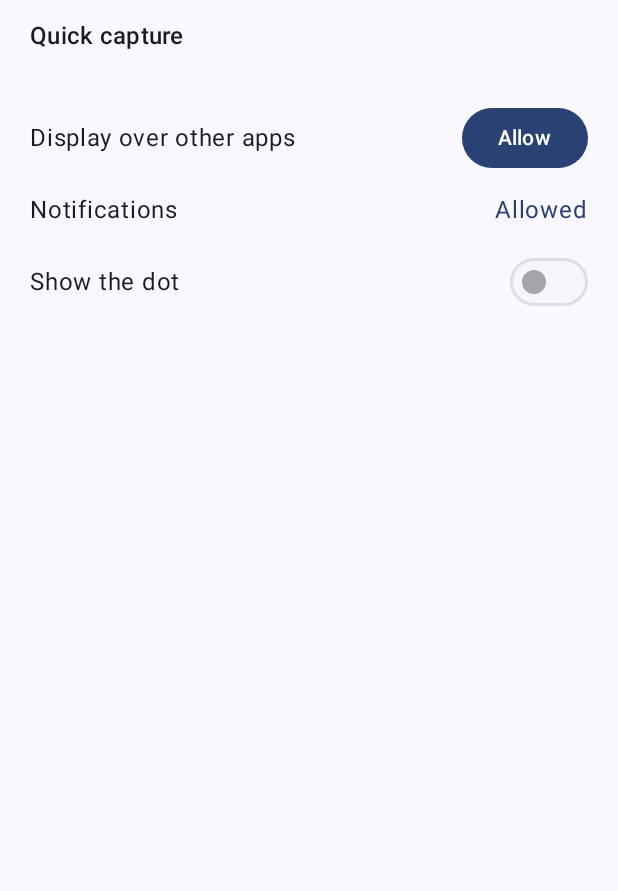
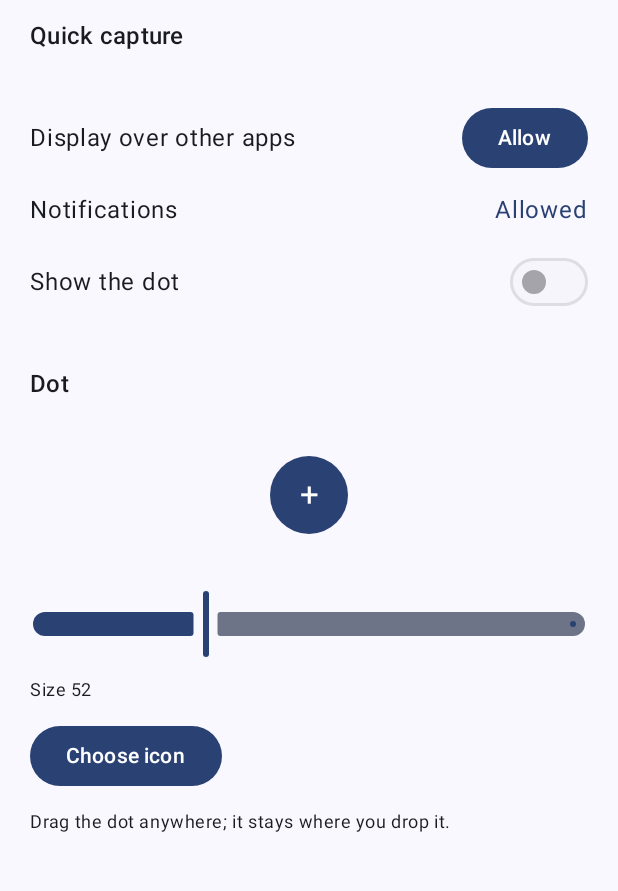
Before and after one commit to akashKawalkar/aside-android, an Android app built with Jetpack Compose: the screen it shows after launch (MainActivity), on a phone screen of 412 x 824 dp, the part 84-975 px from its top. Run offline under Robolectric (Android 15) with nearby library versions, the phone set to English and light mode, and no system bars; our stand-ins replace Room's generated code.

Commit message:
Dot stays where dropped, adjustable size, custom icon

```diff
--- a/app/src/main/java/com/akash/aside/MainActivity.kt
+++ b/app/src/main/java/com/akash/aside/MainActivity.kt
@@ -11,8 +11,21 @@ import androidx.activity.compose.rememberLauncherForActivityResult
 import androidx.activity.compose.setContent
 import androidx.activity.enableEdgeToEdge
 import androidx.activity.result.contract.ActivityResultContracts
+import android.widget.Toast
+import androidx.compose.foundation.Image
+import androidx.compose.foundation.background
 import androidx.compose.foundation.layout.Arrangement
+import androidx.compose.foundation.layout.Box
 import androidx.compose.foundation.layout.Column
+import androidx.compose.foundation.layout.size
+import androidx.compose.foundation.shape.CircleShape
+import androidx.compose.material3.OutlinedButton
+import androidx.compose.material3.Slider
+import androidx.compose.runtime.mutableFloatStateOf
+import androidx.compose.ui.draw.clip
+import androidx.compose.ui.graphics.asImageBitmap
+import com.akash.aside.overlay.DotIcon
+import kotlin.math.roundToInt
 import androidx.compose.foundation.layout.Row
 import androidx.compose.foundation.layout.Spacer
 import androidx.compose.foundation.layout.fillMaxSize
@@ -101,7 +114,48 @@ fun SetupScreen(modifier: Modifier = Modifier) {
                 },
             )
         }
+
+        AppearanceSection()
     }
+}
+
+/** Size and picture of the dot. The running service redraws as soon as either changes. */
+@Composable
+private fun AppearanceSection() {
+    val ctx = LocalContext.current
+    var sizeDp by remember { mutableFloatStateOf(Prefs.dotSizeDp(ctx).toFloat()) }
+    var icon by remember { mutableStateOf(DotIcon.load(ctx)) }
+    val picker = rememberLauncherForActivityResult(ActivityResultContracts.GetContent()) { uri ->
+        if (uri != null) {
+            if (DotIcon.import(ctx, uri)) icon = DotIcon.load(ctx)
+            else Toast.makeText(ctx, "That picture could not be read", Toast.LENGTH_SHORT).show()
+        }
+    }
+
+    Spacer(Modifier.height(8.dp))
+    Text("Dot", style = MaterialTheme.typography.titleMedium)
+    Box(Modifier.fillMaxWidth().height(100.dp), contentAlignment = Alignment.Center) {
+        val bmp = icon
+        if (bmp != null) {
+            Image(bmp.asImageBitmap(), contentDescription = "Your dot icon", modifier = Modifier.size(sizeDp.dp))
+        } else {
+            Box(Modifier.size(sizeDp.dp).clip(CircleShape).background(MaterialTheme.colorScheme.primary), contentAlignment = Alignment.Center) {
+                Text("+", color = MaterialTheme.colorScheme.onPrimary, style = MaterialTheme.typography.titleLarge)
+            }
+        }
+    }
+    Slider(
+        value = sizeDp,
+        onValueChange = { sizeDp = it },
+        onValueChangeFinished = { Prefs.setDotSizeDp(ctx, sizeDp.roundToInt()) },
+        valueRange = Prefs.SIZE_MIN.toFloat()..Prefs.SIZE_MAX.toFloat(),
+    )
+    Text("Size ${sizeDp.roundToInt()}", style = MaterialTheme.typography.bodySmall)
+    Row(horizontalArrangement = Arrangement.spacedBy(12.dp)) {
+        Button(onClick = { picker.launch("image/*") }) { Text("Choose icon") }
+        if (icon != null) OutlinedButton(onClick = { DotIcon.clear(ctx); icon = null }) { Text("Use default") }
+    }
+    Text("Drag the dot anywhere; it stays where you drop it.", style = MaterialTheme.typography.bodySmall)
 }
 
 @Composable
--- a/app/src/main/java/com/akash/aside/Prefs.kt
+++ b/app/src/main/java/com/akash/aside/Prefs.kt
@@ -1,17 +1,32 @@
 package com.akash.aside
 
 import android.content.Context
+import android.content.SharedPreferences
 
 /** Tiny settings that outlive the process. */
 object Prefs {
-    private fun sp(c: Context) = c.getSharedPreferences("aside", Context.MODE_PRIVATE)
+    const val KEY_DOT_SIZE = "dot_size_dp"
+    const val KEY_ICON_VERSION = "icon_version"
+    const val SIZE_MIN = 32
+    const val SIZE_MAX = 96
+    const val SIZE_DEFAULT = 52
+
+    fun raw(c: Context): SharedPreferences = c.getSharedPreferences("aside", Context.MODE_PRIVATE)
+    private fun sp(c: Context) = raw(c)
 
     /** The user wants the floating dot (set on the setup screen; a drag-to-hide does not change it). */
     fun wantDot(c: Context) = sp(c).getBoolean("want_dot", false)
     fun setWantDot(c: Context, v: Boolean) = sp(c).edit().putBoolean("want_dot", v).apply()
 
-    fun dotRight(c: Context) = sp(c).getBoolean("dot_right", true)
+    /** Where the dot sits, as a fraction of the free screen space (so it stays put when the screen rotates). */
+    fun dotX(c: Context) = sp(c).getFloat("dot_x", 1f)
     fun dotY(c: Context) = sp(c).getFloat("dot_y", 0.4f)
-    fun setDot(c: Context, right: Boolean, yFraction: Float) =
-        sp(c).edit().putBoolean("dot_right", right).putFloat("dot_y", yFraction).apply()
+    fun setDotPos(c: Context, x: Float, y: Float) = sp(c).edit().putFloat("dot_x", x).putFloat("dot_y", y).apply()
+
+    fun dotSizeDp(c: Context) = sp(c).getInt(KEY_DOT_SIZE, SIZE_DEFAULT).coerceIn(SIZE_MIN, SIZE_MAX)
+    fun setDotSizeDp(c: Context, v: Int) = sp(c).edit().putInt(KEY_DOT_SIZE, v.coerceIn(SIZE_MIN, SIZE_MAX)).apply()
+
+    /** Bumped whenever the custom icon file changes, so a running service knows to redraw. */
+    fun iconVersion(c: Context) = sp(c).getInt(KEY_ICON_VERSION, 0)
+    fun bumpIconVersion(c: Context) = sp(c).edit().putInt(KEY_ICON_VERSION, iconVersion(c) + 1).apply()
 }
```
Also changed, not shown: app/src/main/java/com/akash/aside/overlay/CaptureService.kt (+9 -0 lines), app/src/main/java/com/akash/aside/overlay/DotController.kt (+45 -38 lines), app/src/main/java/com/akash/aside/overlay/DotIcon.kt (added, +42 -0 lines).
